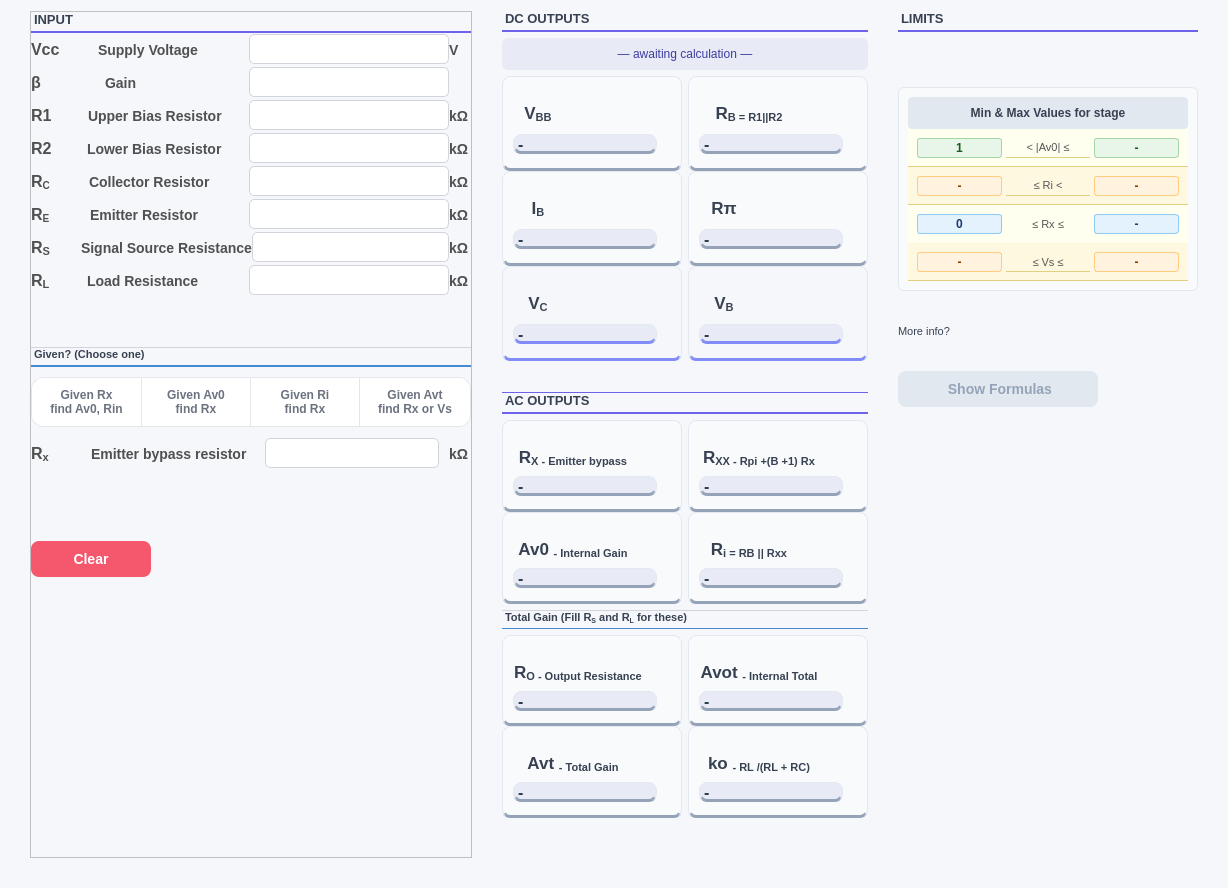
This is ui/ce_cc_analysis_design/amp_analysis_inovative.ui in Yasser-Daffa/ee311-transistor-calc as Qt 5 draws it before an edit. The edited form follows.
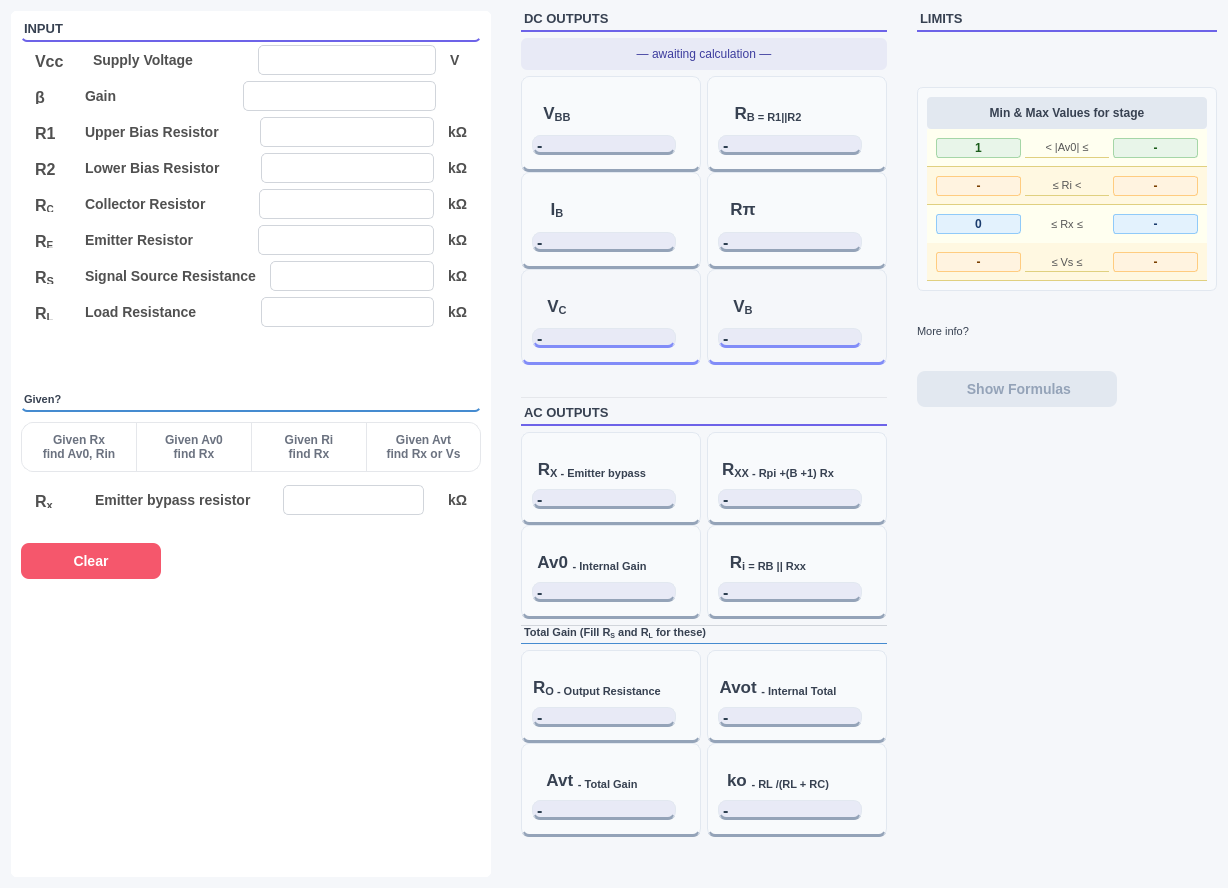
This is the edited form. Custom widgets are drawn as their Qt base class.

The edit to the form file:
```diff
--- a/ui/ce_cc_analysis_design/amp_analysis_inovative.ui
+++ b/ui/ce_cc_analysis_design/amp_analysis_inovative.ui
@@ -31,19 +31,7 @@
   <property name="styleSheet">
    <string notr="true">background-color: #f5f7fa;</string>
   </property>
-  <layout class="QVBoxLayout" name="verticalLayout_5">
-   <property name="spacing">
-    <number>20</number>
-   </property>
-   <property name="leftMargin">
-    <number>30</number>
-   </property>
-   <property name="rightMargin">
-    <number>30</number>
-   </property>
-   <property name="bottomMargin">
-    <number>20</number>
-   </property>
+  <layout class="QHBoxLayout" name="horizontalLayout">
    <item>
     <layout class="QHBoxLayout" name="horizontalLayout_15">
      <property name="spacing">
@@ -51,6 +39,19 @@
      </property>
      <item>
       <widget class="QFrame" name="frame_4">
+       <property name="maximumSize">
+        <size>
+         <width>800</width>
+         <height>16777215</height>
+        </size>
+       </property>
+       <property name="styleSheet">
+        <string notr="true">QFrame {
+    background-color: #ffffff;
+    border: 10px solid #ffffff;
+    border-radius: 6px; /* adjust for more/less rounding */
+}</string>
+       </property>
        <property name="frameShape">
         <enum>QFrame::Shape::StyledPanel</enum>
        </property>
@@ -206,7 +207,7 @@
              <widget class="QLabel" name="labelV_3">
               <property name="minimumSize">
                <size>
-                <width>22</width>
+                <width>45</width>
                 <height>33</height>
                </size>
               </property>
@@ -258,6 +259,12 @@
               </item>
               <item>
                <widget class="QLabel" name="labelGain">
+                <property name="sizePolicy">
+                 <sizepolicy hsizetype="Preferred" vsizetype="Fixed">
+                  <horstretch>0</horstretch>
+                  <verstretch>0</verstretch>
+                 </sizepolicy>
+                </property>
                 <property name="minimumSize">
                  <size>
                   <width>100</width>
@@ -323,7 +330,7 @@
              <widget class="QLabel" name="labelHiddenForB_13">
               <property name="minimumSize">
                <size>
-                <width>22</width>
+                <width>45</width>
                 <height>33</height>
                </size>
               </property>
@@ -1074,6 +1081,16 @@
             <property name="topMargin">
              <number>50</number>
             </property>
+            <item>
+             <widget class="QFrame" name="div2">
+              <property name="styleSheet">
+               <string notr="true">color:#e5e7eb;</string>
+              </property>
+              <property name="frameShape">
+               <enum>QFrame::Shape::HLine</enum>
+              </property>
+             </widget>
+            </item>
             <item>
              <widget class="QLabel" name="labelGivenTitle">
               <property name="sizePolicy">
@@ -1090,15 +1107,14 @@
 	background-color: transparent;
     padding-bottom: 4px;
     border: none;
- 	border-top: 1px solid #d1d5db;
     border-bottom: 2px solid rgb(69, 139, 208);
 	
 	
-	font: 11pt &quot;Rockwell&quot;;
+	font: 13pt &quot;Rockwell&quot;;
 }</string>
               </property>
               <property name="text">
-               <string>Given? (Choose one)</string>
+               <string>Given?</string>
               </property>
              </widget>
             </item>
@@ -1170,9 +1186,9 @@
                 <property name="checked">
                  <bool>false</bool>
                 </property>
-                <attribute name="buttonGroup">
-                 <string notr="true">buttonGroupChoice</string>
-                </attribute>
+                <property name="flat">
+                 <bool>false</bool>
+                </property>
                </widget>
               </item>
               <item>
@@ -1445,12 +1461,12 @@
                <enum>Qt::Orientation::Vertical</enum>
               </property>
               <property name="sizeType">
-               <enum>QSizePolicy::Policy::MinimumExpanding</enum>
+               <enum>QSizePolicy::Policy::Fixed</enum>
               </property>
               <property name="sizeHint" stdset="0">
                <size>
                 <width>20</width>
-                <height>10</height>
+                <height>15</height>
                </size>
               </property>
              </spacer>
@@ -1465,7 +1481,7 @@
               </property>
               <property name="maximumSize">
                <size>
-                <width>120</width>
+                <width>140</width>
                 <height>40</height>
                </size>
               </property>
@@ -2336,6 +2352,16 @@
          </property>
         </spacer>
        </item>
+       <item>
+        <widget class="QFrame" name="div2_2">
+         <property name="styleSheet">
+          <string notr="true">color:#e5e7eb;</string>
+         </property>
+         <property name="frameShape">
+          <enum>QFrame::Shape::HLine</enum>
+         </property>
+        </widget>
+       </item>
        <item>
         <widget class="QLabel" name="labelOutput_2">
          <property name="sizePolicy">
@@ -2352,7 +2378,6 @@
 	background-color: transparent;
     padding-bottom: 4px;
     border: none;
-    border-top: 1px solid #6D63E8;
     border-bottom: 2px solid #6D63E8;
 	
 	
@@ -3814,22 +3839,6 @@
      </item>
     </layout>
    </item>
-   <item>
-    <spacer name="verticalSpacer">
-     <property name="orientation">
-      <enum>Qt::Orientation::Vertical</enum>
-     </property>
-     <property name="sizeType">
-      <enum>QSizePolicy::Policy::Fixed</enum>
-     </property>
-     <property name="sizeHint" stdset="0">
-      <size>
-       <width>20</width>
-       <height>10</height>
-      </size>
-     </property>
-    </spacer>
-   </item>
   </layout>
  </widget>
  <customwidgets>
```
Left out of the diff: 40 changed lines with no effect on the pictures.
